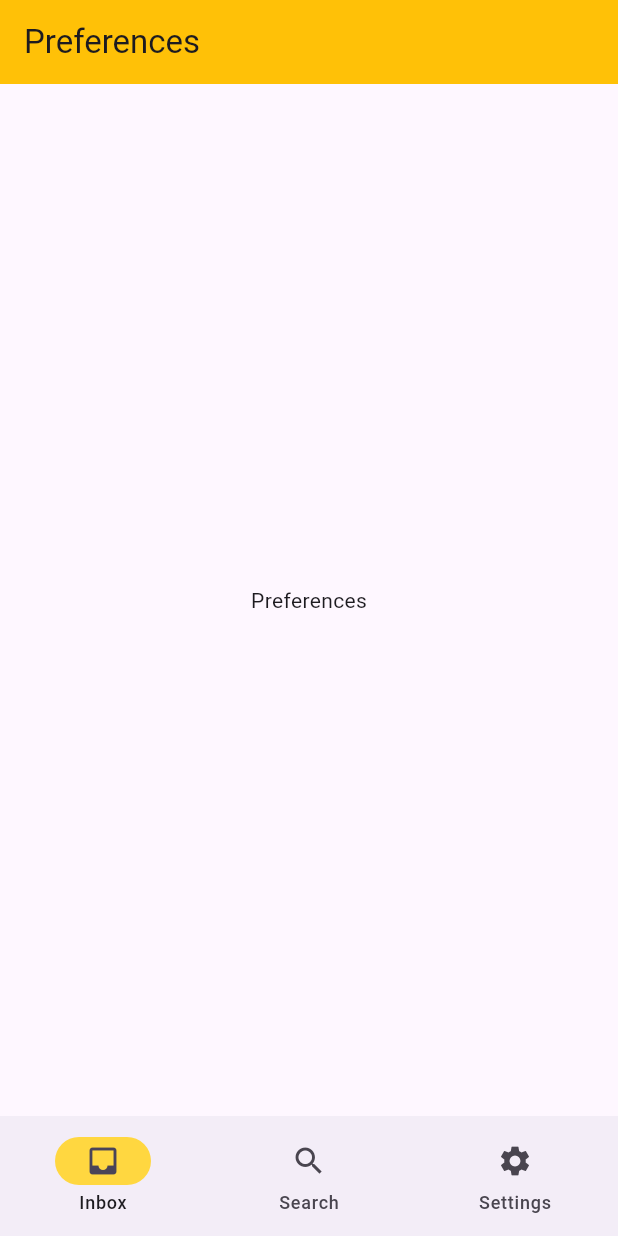
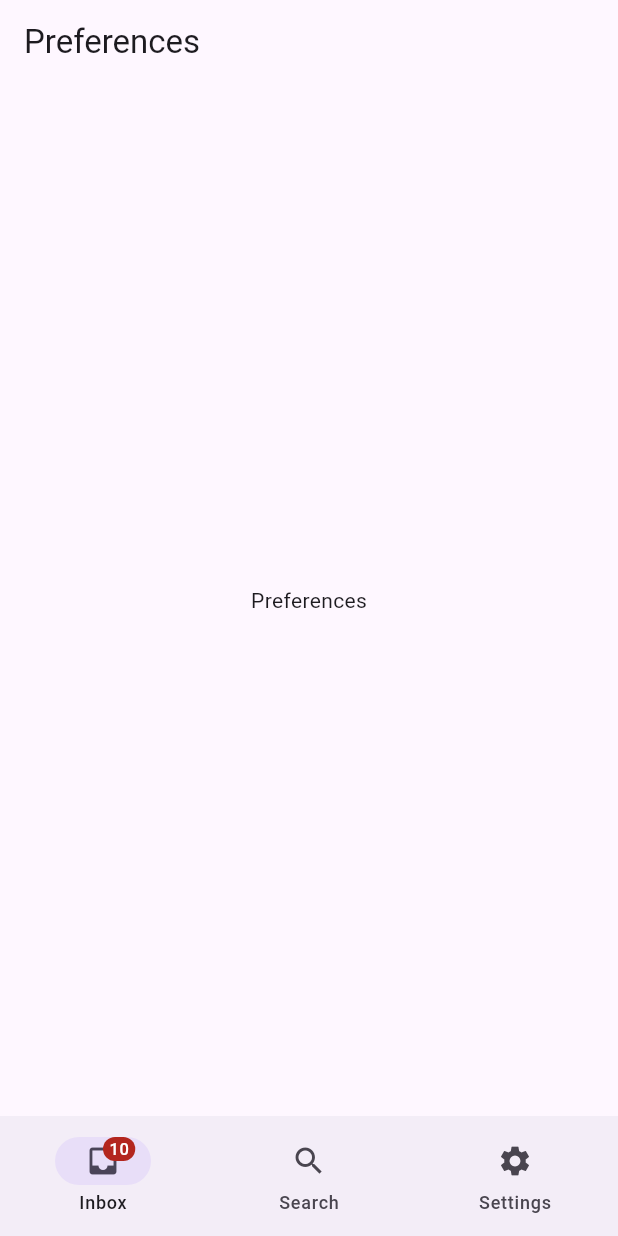
Before and after one commit to moamenhredeen/flutterdemos, a Flutter app: the PreferencesView screen opened by its route, on a phone screen of 412 x 824 dp. Run offline on Flutter 3.47's test engine with Material 3 defaults, Android fonts, the phone set to English and light mode, and no system bars; our stand-ins replace go_router.

Commit message:
my thoughts on this approach

```diff
--- a/lib/ui/inbox/inbox_view.dart
+++ b/lib/ui/inbox/inbox_view.dart
@@ -17,7 +17,7 @@ class InboxView extends StatelessWidget {
       listenable: _inboxViewModel,
       builder:
           (context, _) => Scaffold(
-            appBar: AppBar(title: Text("Inbox"), backgroundColor: Colors.amber),
+            appBar: AppBar(title: Text("Inbox")),
             body: RefreshIndicator(
               onRefresh: () async {
                 return await _inboxViewModel.getIssues();
@@ -41,7 +41,6 @@ class InboxView extends StatelessWidget {
                     context: context,
                     builder: (context) => NewIssue());
               },
-              backgroundColor: Colors.amberAccent,
               child: Icon(Icons.add),
             ),
           ),
--- a/lib/ui/preferences/preferences_view.dart
+++ b/lib/ui/preferences/preferences_view.dart
@@ -6,7 +6,7 @@ class PreferencesView extends StatelessWidget {
   @override
   Widget build(BuildContext context) {
     return Scaffold(
-      appBar: AppBar(title: Text("Preferences"), backgroundColor: Colors.amber),
+      appBar: AppBar(title: Text("Preferences")),
       body: Center(child: Text("Preferences")),
     );
   }
--- a/lib/ui/search/search_view.dart
+++ b/lib/ui/search/search_view.dart
@@ -17,7 +17,7 @@ class SearchView extends StatelessWidget {
       listenable: _searchViewModel,
       builder: (context, _) {
         return Scaffold(
-          appBar: AppBar(title: Text("Search"), backgroundColor: Colors.amber),
+          appBar: AppBar(title: Text("Search")),
           body: Column(
             crossAxisAlignment: CrossAxisAlignment.start,
             spacing: 10,
--- a/lib/ui/widgets/app_navigation_bar.dart
+++ b/lib/ui/widgets/app_navigation_bar.dart
@@ -15,7 +15,6 @@ class _AppNavigationBarState extends State<AppNavigationBar> {
   Widget build(BuildContext context) {
     return NavigationBar(
       selectedIndex: _index,
-      indicatorColor: Colors.amberAccent,
       onDestinationSelected: (value) {
         setState(() {
           _index = value;
@@ -29,7 +28,7 @@ class _AppNavigationBarState extends State<AppNavigationBar> {
         context.go(url);
       },
       destinations: [
-        NavigationDestination(icon: Icon(Icons.inbox), label: "Inbox"),
+        NavigationDestination(icon: Badge(child: Icon(Icons.inbox), label: Text("10"),), label: "Inbox"),
         NavigationDestination(icon: Icon(Icons.search), label: "Search"),
         NavigationDestination(icon: Icon(Icons.settings), label: "Settings"),
       ],
```
Also changed, not shown: 1 other file.
